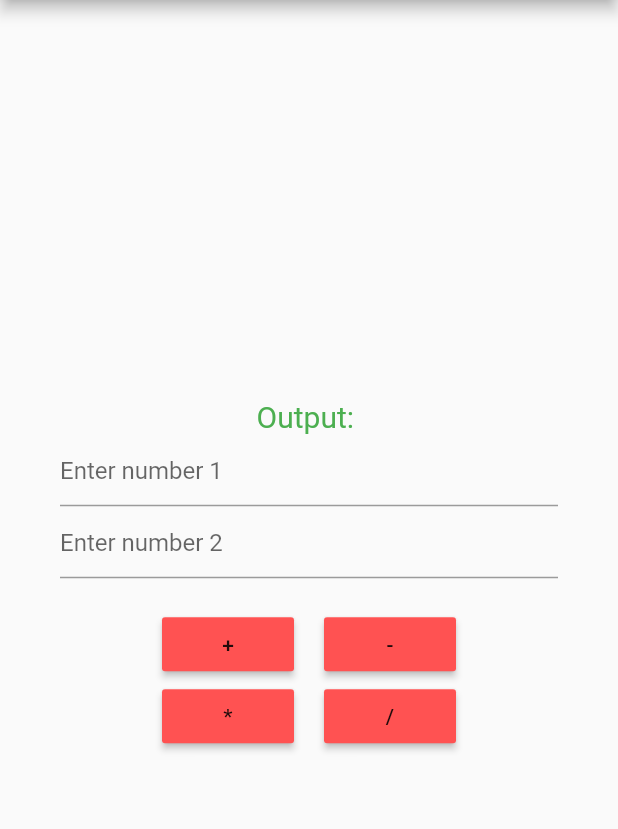
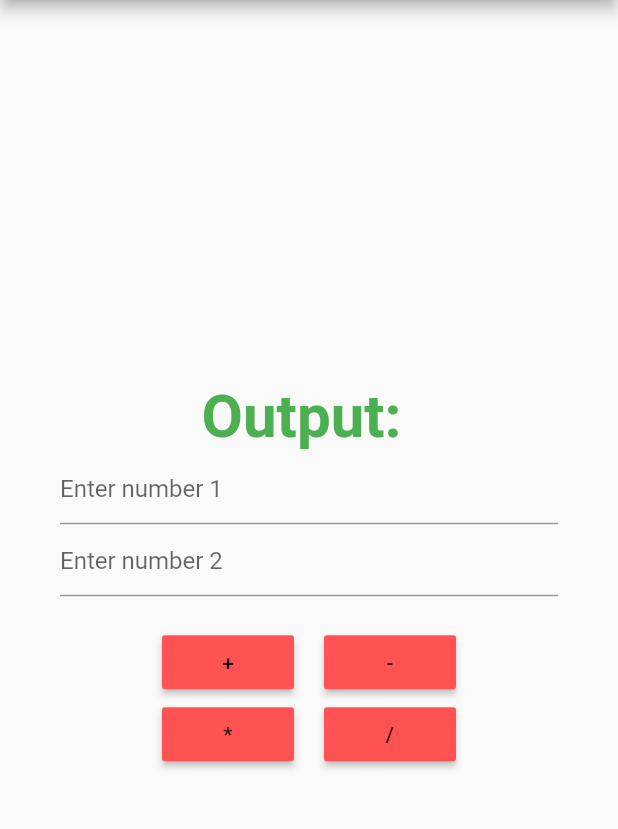
Before and after one commit to RohanTrix/Flutter-Dev, a Flutter app: the screen it shows after launch, on a phone screen of 412 x 824 dp, the part 84-913 px from its top. Run offline on Flutter 3.47's test engine with Material 2 defaults, Android fonts, the phone set to English and light mode, and no system bars.

Commit message:
Committed changes

```diff
--- a/calculator_app/lib/home_page.dart
+++ b/calculator_app/lib/home_page.dart
@@ -19,8 +19,11 @@ class HomePageState extends State<HomePage> {
               children: <Widget>[
                 new Text("Output: ",
                   style: new TextStyle(
-                    fontSize: 20.0, color: Colors.green
-                  ),),
+                    fontSize: 40.0, color: Colors.green, fontWeight: FontWeight.bold,
+                  ),
+                  ),
+
+
                 new TextField(
                   keyboardType: TextInputType.number,
                   decoration: InputDecoration(hintText: "Enter number 1"),
```
